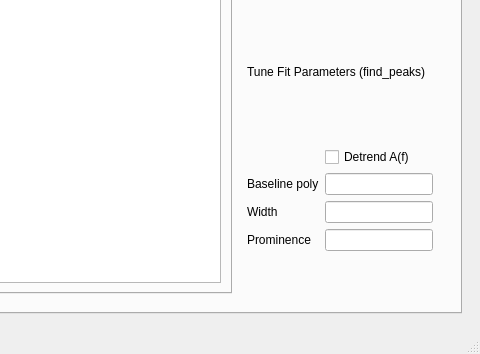
This is DAQ/python/dwaDaqUI.ui in dunewires/ElectricalMethod as Qt 5 draws it before an edit; both pictures show x 833 to 1313 and y 415 to 769 of the 1313 by 769 pixel window. The edited form follows.
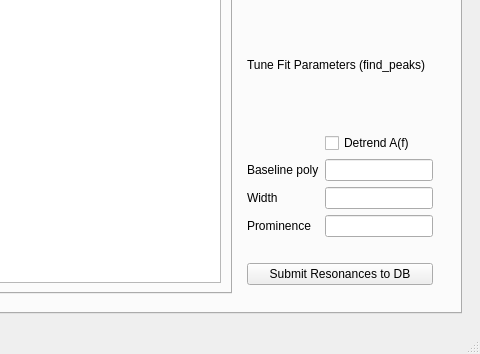
This is the edited form. The open tabs and pages were chosen to show the change. Custom widgets are drawn as their Qt base class.

Commit message: Submit to DB button

Patch:
```diff
--- a/DAQ/python/dwaDaqUI.ui
+++ b/DAQ/python/dwaDaqUI.ui
@@ -754,6 +754,13 @@
                    </item>
                   </layout>
                  </item>
+                 <item>
+                  <widget class="QPushButton" name="btnSubmitResonances">
+                   <property name="text">
+                    <string>Submit Resonances to DB</string>
+                   </property>
+                  </widget>
+                 </item>
                 </layout>
                </widget>
               </item>
```
Left out of the diff: 6 changed lines with no effect on the pictures. The commit also changes 1 other file.
